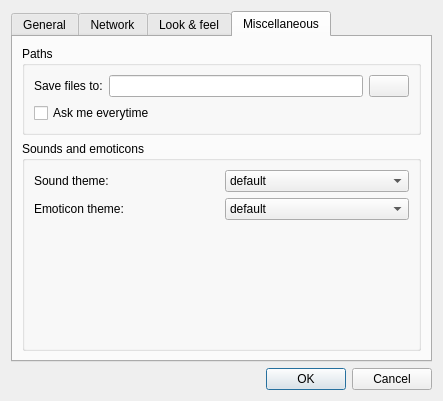
Old version of the form ui/settingswindow.ui in the repository WST/acid-pc.
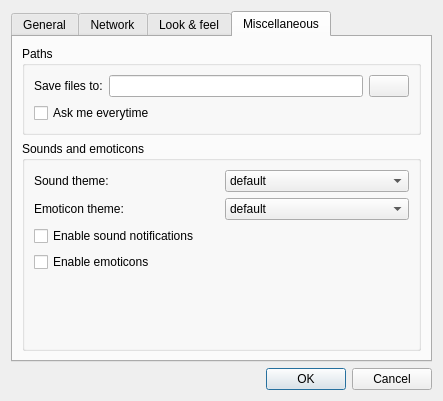
New version of the form. Icons and pictures are not drawn.

Commit message: Ability to enable/disable sounds

```diff
--- a/ui/settingswindow.ui
+++ b/ui/settingswindow.ui
@@ -576,6 +576,20 @@
             </item>
            </layout>
           </item>
+          <item>
+           <widget class="QCheckBox" name="enable_sound">
+            <property name="text">
+             <string>Enable sound notifications</string>
+            </property>
+           </widget>
+          </item>
+          <item>
+           <widget class="QCheckBox" name="enable_emoticons">
+            <property name="text">
+             <string>Enable emoticons</string>
+            </property>
+           </widget>
+          </item>
           <item>
            <spacer name="verticalSpacer_4">
             <property name="orientation">
```
The commit also changes 4 other files.
